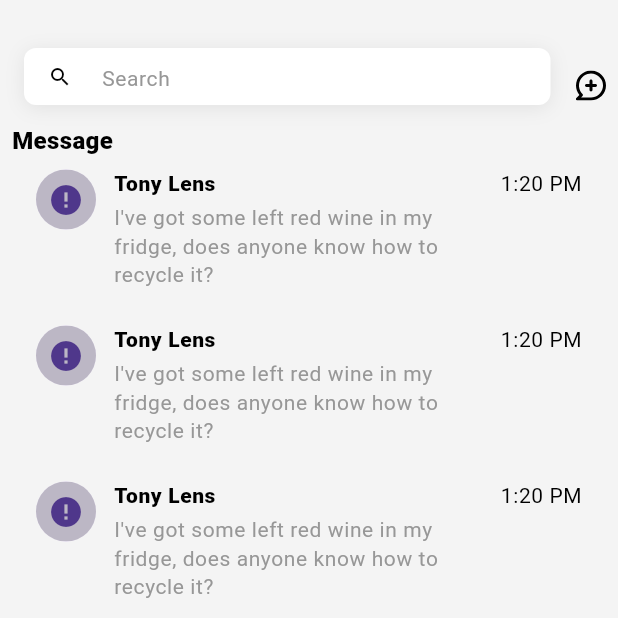
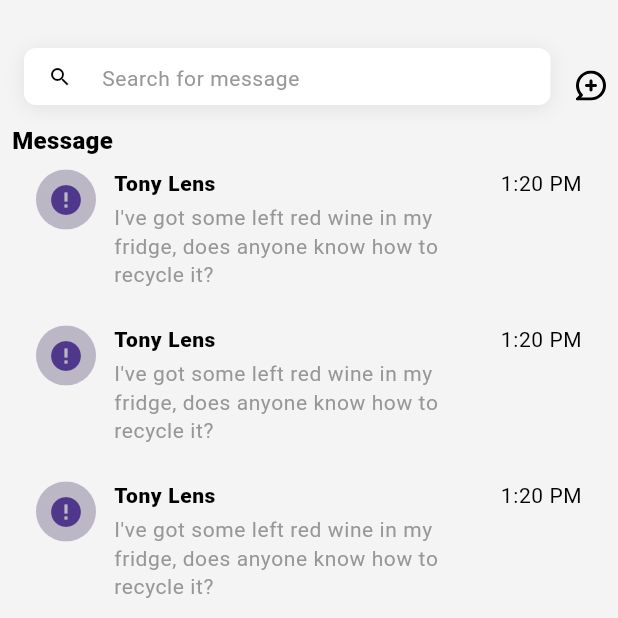
Before and after one commit to uvcorn/kuriosity, a Flutter app: the screen it shows after launch, after a tap on an icon or button, on a phone screen of 412 x 824 dp, the top half of it. Run offline on Flutter 3.47's test engine with Material 3 defaults, Android fonts, the phone set to English and light mode, and no system bars; drawn by our look-alikes of cached_network_image; our stand-ins replace country_code_picker, flutter_linkify, flutter_screenutil, flutter_spinkit, flutter_svg, get and 4 more; missing offline and left inert: any_link_preview, linkify; network calls fail.

Commit message:
searchbar hint message reusable

```diff
--- a/lib/view/screens/home/widgets/c_search_bar.dart
+++ b/lib/view/screens/home/widgets/c_search_bar.dart
@@ -5,8 +5,8 @@ import 'package:flutter/material.dart';
 import '../../../../utils/app_colors/app_colors.dart';
 
 class CSearchbar extends StatelessWidget {
-  const CSearchbar({super.key});
-
+  const CSearchbar({super.key, required this.hinttext});
+  final String hinttext;
   @override
   Widget build(BuildContext context) {
     final textTheme = Theme.of(context).textTheme;
@@ -29,7 +29,7 @@ class CSearchbar extends StatelessWidget {
         ),
         child: TextField(
           decoration: InputDecoration(
-            hintText: 'Search',
+            hintText: hinttext,
             hintStyle: textTheme.bodySmall,
             prefixIcon: const Icon(
               Icons.search,
--- a/lib/view/screens/home/widgets/chat_section/chats_list_screen.dart
+++ b/lib/view/screens/home/widgets/chat_section/chats_list_screen.dart
@@ -28,7 +28,7 @@ class _ChatsListScreenState extends State<ChatsListScreen> {
             SizedBox(height: 24),
             Row(
               children: [
-                Expanded(child: CSearchbar()),
+                Expanded(child: CSearchbar(hinttext: 'Search for message')),
                 CustomImage(imageSrc: AppIcons.addchat),
               ],
             ),
--- a/lib/view/screens/home/widgets/search_bar_delegater.dart
+++ b/lib/view/screens/home/widgets/search_bar_delegater.dart
@@ -8,7 +8,7 @@ class SearchBarDelegate extends SliverPersistentHeaderDelegate {
     double shrinkOffset,
     bool overlapsContent,
   ) {
-    return CSearchbar();
+    return CSearchbar(hinttext: 'Search');
   }
 
   @override
```
